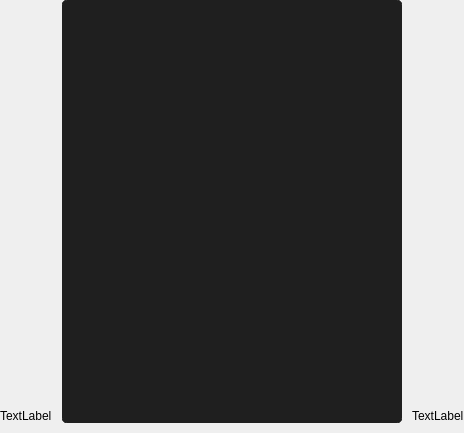
Before: the Qt Designer form src/airunner/widgets/llm/templates/message.ui in Capsize-Games/airunner, drawn with Qt 5.
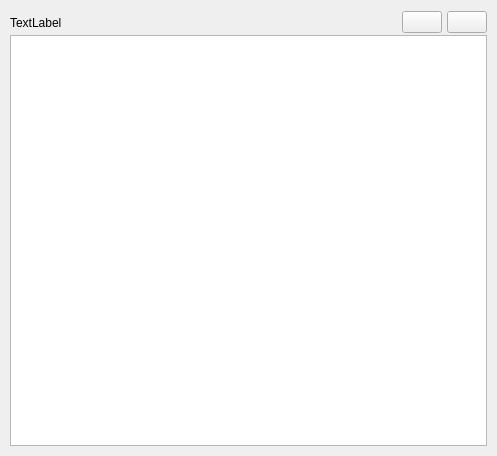
After: the same form once the commit is applied. Icons and pictures are not drawn.

Commit message: better handling of chat messages adds copy / delete controls to each message

What changed in the file:
```diff
--- a/src/airunner/widgets/llm/templates/message.ui
+++ b/src/airunner/widgets/llm/templates/message.ui
@@ -6,12 +6,12 @@
    <rect>
     <x>0</x>
     <y>0</y>
-    <width>464</width>
-    <height>433</height>
+    <width>497</width>
+    <height>456</height>
    </rect>
   </property>
   <property name="sizePolicy">
-   <sizepolicy hsizetype="Expanding" vsizetype="MinimumExpanding">
+   <sizepolicy hsizetype="Expanding" vsizetype="Preferred">
     <horstretch>0</horstretch>
     <verstretch>0</verstretch>
    </sizepolicy>
@@ -19,13 +19,16 @@
   <property name="minimumSize">
    <size>
     <width>0</width>
-    <height>40</height>
+    <height>0</height>
    </size>
   </property>
   <property name="windowTitle">
    <string>Form</string>
   </property>
-  <layout class="QGridLayout" name="gridLayout">
+  <property name="styleSheet">
+   <string notr="true"/>
+  </property>
+  <layout class="QGridLayout" name="gridLayout_2">
    <property name="leftMargin">
     <number>0</number>
    </property>
@@ -42,65 +45,94 @@
     <number>0</number>
    </property>
    <item row="0" column="0">
-    <layout class="QHBoxLayout" name="horizontalLayout">
-     <property name="spacing">
-      <number>10</number>
-     </property>
-     <property name="bottomMargin">
-      <number>10</number>
-     </property>
-     <item>
-      <widget class="QLabel" name="user_name">
-       <property name="text">
-        <string>TextLabel</string>
-       </property>
-       <property name="alignment">
-        <set>Qt::AlignmentFlag::AlignBottom|Qt::AlignmentFlag::AlignLeading|Qt::AlignmentFlag::AlignLeft</set>
-       </property>
-      </widget>
-     </item>
-     <item>
-      <widget class="QTextEdit" name="content">
-       <property name="sizePolicy">
-        <sizepolicy hsizetype="MinimumExpanding" vsizetype="MinimumExpanding">
-         <horstretch>0</horstretch>
-         <verstretch>0</verstretch>
-        </sizepolicy>
-       </property>
-       <property name="minimumSize">
-        <size>
-         <width>0</width>
-         <height>40</height>
-        </size>
-       </property>
-       <property name="styleSheet">
-        <string notr="true">border-radius: 5px; border: 5px solid #1f1f1f; background-color: #1f1f1f; color: #ffffff;</string>
-       </property>
-       <property name="frameShape">
-        <enum>QFrame::Shape::NoFrame</enum>
-       </property>
-       <property name="frameShadow">
-        <enum>QFrame::Shadow::Plain</enum>
-       </property>
-       <property name="verticalScrollBarPolicy">
-        <enum>Qt::ScrollBarPolicy::ScrollBarAlwaysOff</enum>
-       </property>
-       <property name="horizontalScrollBarPolicy">
-        <enum>Qt::ScrollBarPolicy::ScrollBarAlwaysOff</enum>
-       </property>
-      </widget>
-     </item>
-     <item>
-      <widget class="QLabel" name="bot_name">
-       <property name="text">
-        <string>TextLabel</string>
-       </property>
-       <property name="alignment">
-        <set>Qt::AlignmentFlag::AlignBottom|Qt::AlignmentFlag::AlignLeading|Qt::AlignmentFlag::AlignLeft</set>
-       </property>
-      </widget>
-     </item>
-    </layout>
+    <widget class="QWidget" name="message_container" native="true">
+     <layout class="QGridLayout" name="gridLayout">
+      <property name="leftMargin">
+       <number>10</number>
+      </property>
+      <property name="topMargin">
+       <number>10</number>
+      </property>
+      <property name="rightMargin">
+       <number>10</number>
+      </property>
+      <property name="bottomMargin">
+       <number>10</number>
+      </property>
+      <property name="spacing">
+       <number>0</number>
+      </property>
+      <item row="0" column="0">
+       <layout class="QHBoxLayout" name="horizontalLayout">
+        <property name="spacing">
+         <number>5</number>
+        </property>
+        <item>
+         <widget class="QLabel" name="user_name">
+          <property name="minimumSize">
+           <size>
+            <width>0</width>
+            <height>25</height>
+           </size>
+          </property>
+          <property name="text">
+           <string>TextLabel</string>
+          </property>
+         </widget>
+        </item>
+        <item>
+         <spacer name="horizontalSpacer">
+          <property name="orientation">
+           <enum>Qt::Orientation::Horizontal</enum>
+          </property>
+          <property name="sizeHint" stdset="0">
+           <size>
+            <width>40</width>
+            <height>20</height>
+           </size>
+          </property>
+         </spacer>
+        </item>
+        <item>
+         <widget class="QPushButton" name="copy_button">
+          <property name="toolTip">
+           <string>Copy message</string>
+          </property>
+          <property name="text">
+           <string/>
+          </property>
+          <property name="icon">
+           <iconset theme="edit-copy"/>
+          </property>
+         </widget>
+        </item>
+        <item>
+         <widget class="QPushButton" name="delete_button">
+          <property name="toolTip">
+           <string>Delete message</string>
+          </property>
+          <property name="text">
+           <string/>
+          </property>
+          <property name="icon">
+           <iconset theme="edit-delete"/>
+          </property>
+         </widget>
+        </item>
+       </layout>
+      </item>
+      <item row="1" column="0">
+       <widget class="QTextEdit" name="content">
+        <property name="verticalScrollBarPolicy">
+         <enum>Qt::ScrollBarPolicy::ScrollBarAlwaysOff</enum>
+        </property>
+        <property name="horizontalScrollBarPolicy">
+         <enum>Qt::ScrollBarPolicy::ScrollBarAlwaysOff</enum>
+        </property>
+       </widget>
+      </item>
+     </layout>
+    </widget>
    </item>
   </layout>
  </widget>
```
Left out of the diff: 43 changed lines with no effect on the pictures. The commit also changes 7 other files.
